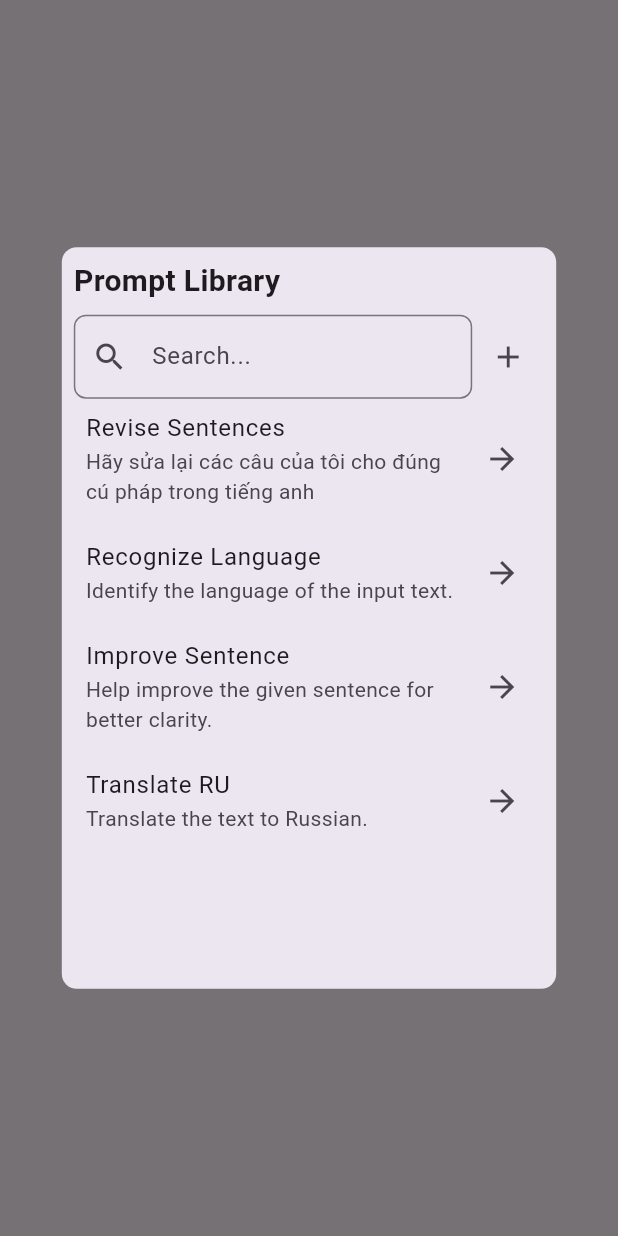
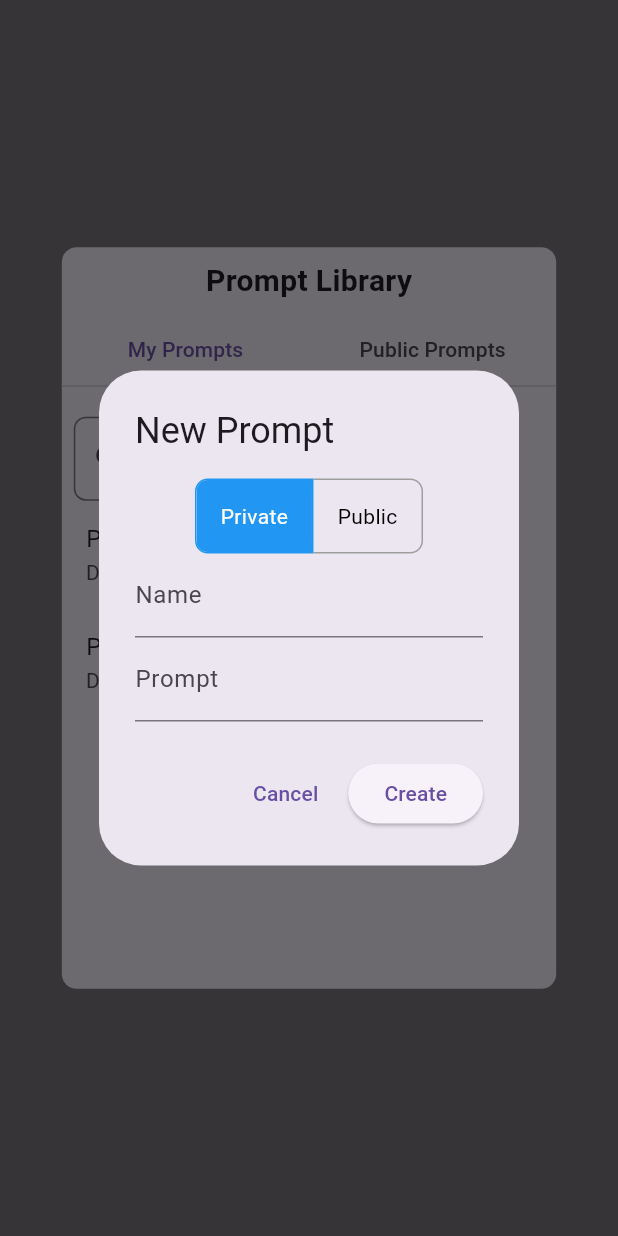
Before and after one commit to ginganotnigg/BoND_AI_Copilot, a Flutter app: what showPublicPromptDialog() shows on an empty page, opened directly, after a tap on the "add" icon, on a phone screen of 412 x 824 dp. Run offline on Flutter 3.47's test engine with Material 3 defaults, Android fonts, the phone set to English and light mode, and no system bars; our stand-ins replace go_router; Roboto replaces fonts that are missing (Muli).

Commit message:
feat: mock ui manage prompt

```diff
--- a/lib/utils/home_utils.dart
+++ b/lib/utils/home_utils.dart
@@ -107,6 +107,17 @@ void showPromptDialog(BuildContext context, String promptTitle) {
 }
 
 void showPublicPromptDialog(BuildContext context) {
+  List<Map<String, String>> publicPrompts = [
+    {'name': 'Prompt 1', 'description': 'Description for Prompt 1'},
+    {'name': 'Prompt 2', 'description': 'Description for Prompt 2'},
+  ];
+  List<Map<String, String>> privatePrompts = [
+    {'name': 'Prompt 1', 'description': 'Description for Prompt 1'},
+    {'name': 'Prompt 2', 'description': 'Description for Prompt 2'},
+  ];
+
+  String searchText = '';
+
   showDialog(
     context: context,
     builder: (BuildContext context) {
@@ -114,11 +125,12 @@ void showPublicPromptDialog(BuildContext context) {
         shape: RoundedRectangleBorder(
           borderRadius: BorderRadius.circular(10),
         ),
+        child: DefaultTabController(
+          length: 2,
           child: SizedBox(
             width: MediaQuery.of(context).size.width * 0.8,
             height: MediaQuery.of(context).size.height * 0.6,
             child: Column(
-            crossAxisAlignment: CrossAxisAlignment.start,
               children: [
                 const Padding(
                   padding: EdgeInsets.all(8.0),
@@ -127,12 +139,43 @@ void showPublicPromptDialog(BuildContext context) {
                     style: TextStyle(fontSize: 20, fontWeight: FontWeight.bold),
                   ),
                 ),
+                const TabBar(
+                  tabs: [
+                    Tab(text: 'My Prompts'),
+                    Tab(text: 'Public Prompts'),
+                  ],
+                ),
+                Expanded(
+                  child: TabBarView(
+                    children: [
+                      _buildPromptList(context, publicPrompts, searchText),
+                      _buildPromptList(context, privatePrompts, searchText),
+                    ],
+                  ),
+                ),
+              ],
+            ),
+          ),
+        ),
+      );
+    },
+  );
+}
+
+Widget _buildPromptList(BuildContext context, List<Map<String, String>> prompts,
+    String searchText) {
+  return Column(
+    children: [
+      const SizedBox(height: 20),
       Padding(
         padding: const EdgeInsets.symmetric(horizontal: 8.0),
         child: Row(
           children: [
             Expanded(
               child: TextField(
+                onChanged: (value) {
+                  searchText = value;
+                },
                 decoration: InputDecoration(
                   hintText: "Search...",
                   prefixIcon: const Icon(Icons.search),
@@ -145,7 +188,7 @@ void showPublicPromptDialog(BuildContext context) {
             IconButton(
               icon: const Icon(Icons.add),
               onPressed: () {
-                        // Logic for adding new prompt
+                _showAddPromptDialog(context);
               },
             ),
           ],
@@ -153,35 +196,184 @@ void showPublicPromptDialog(BuildContext context) {
       ),
       Expanded(
         child: ListView(
+          children: prompts
+              .where((prompt) => prompt['name']!
+                  .toLowerCase()
+                  .contains(searchText.toLowerCase()))
+              .map((prompt) => _buildPromptTile(context, prompt))
+              .toList(),
+        ),
+      ),
+    ],
+  );
+}
+
+Widget _buildPromptTile(BuildContext context, Map<String, String> prompt) {
+  return ListTile(
+    title: Text(prompt['name']!),
+    subtitle: Text(prompt['description']!),
+    trailing: Row(
+      mainAxisSize: MainAxisSize.min,
       children: [
-                    _buildPromptTile("Revise Sentences",
-                        "Hãy sửa lại các câu của tôi cho đúng cú pháp trong tiếng anh"),
-                    _buildPromptTile("Recognize Language",
-                        "Identify the language of the input text."),
-                    _buildPromptTile("Improve Sentence",
-                        "Help improve the given sentence for better clarity."),
-                    _buildPromptTile(
-                        "Translate RU", "Translate the text to Russian."),
-                    // More prompt tiles...
+        IconButton(
+          icon: const Icon(Icons.edit),
+          onPressed: () {
+            _showEditPromptDialog(context, prompt);
+          },
+        ),
+        IconButton(
+          icon: const Icon(Icons.delete),
+          onPressed: () {
+            // Logic for deleting the prompt
+          },
+        ),
       ],
+    ),
+  );
+}
+
+void _showAddPromptDialog(BuildContext context) {
+  String name = '';
+  String prompt = '';
+  bool isPrivate = true;
+
+  showDialog(
+    context: context,
+    builder: (BuildContext context) {
+      return AlertDialog(
+        title: const Text("New Prompt"),
+        content: Column(
+          mainAxisSize: MainAxisSize.min,
+          children: [
+            ToggleButtons(
+              isSelected: [isPrivate, !isPrivate],
+              onPressed: (int index) {
+                isPrivate = index == 0;
+                // Trigger a rebuild
+                (context as Element).markNeedsBuild();
+              },
+              color: Colors.black,
+              selectedColor: Colors.white,
+              fillColor: Colors.blue,
+              borderColor: Colors.grey,
+              selectedBorderColor: Colors.blue,
+              borderRadius: BorderRadius.circular(8.0),
+              children: const [
+                Padding(
+                  padding: EdgeInsets.symmetric(horizontal: 16.0),
+                  child: Text("Private"),
+                ),
+                Padding(
+                  padding: EdgeInsets.symmetric(horizontal: 16.0),
+                  child: Text("Public"),
+                ),
+              ],
+            ),
+            TextField(
+              onChanged: (value) => name = value,
+              decoration: const InputDecoration(
+                labelText: 'Name',
+                hintText: 'Name of the prompt',
+              ),
+            ),
+            TextField(
+              onChanged: (value) => prompt = value,
+              decoration: const InputDecoration(
+                labelText: 'Prompt',
+                hintText: 'Prompt content',
               ),
             ),
           ],
         ),
+        actions: [
+          TextButton(
+            onPressed: () => Navigator.pop(context),
+            child: const Text("Cancel"),
           ),
+          ElevatedButton(
+            onPressed: () {
+              // Implement your add prompt logic here
+              // e.g., addPrompt(name, prompt, isPrivate);
+              Navigator.pop(context);
+            },
+            child: const Text("Create"),
+          ),
+        ],
       );
     },
   );
 }
 
-// Helper function to build individual prompt tiles
-Widget _buildPromptTile(String title, String description) {
-  return ListTile(
-    title: Text(title),
-    subtitle: Text(description),
-    trailing: const Icon(Icons.arrow_forward),
-    onTap: () {
-      // Handle prompt selection logic
+void _showEditPromptDialog(BuildContext context, Map<String, String> prompt) {
+  String name = prompt['name'] ?? '';
+  String content = prompt['description'] ?? '';
+  bool isPrivate = prompt['type'] == 'private';
+
+  showDialog(
+    context: context,
+    builder: (BuildContext context) {
+      return AlertDialog(
+        title: const Text("Update Prompt"),
+        content: Column(
+          mainAxisSize: MainAxisSize.min,
+          children: [
+            ToggleButtons(
+              isSelected: [isPrivate, !isPrivate],
+              onPressed: (int index) {
+                isPrivate = index == 0;
+                // Trigger a rebuild
+                (context as Element).markNeedsBuild();
+              },
+              color: Colors.black,
+              selectedColor: Colors.white,
+              fillColor: Colors.blue,
+              borderColor: Colors.grey,
+              selectedBorderColor: Colors.blue,
+              borderRadius: BorderRadius.circular(8.0),
+              children: const [
+                Padding(
+                  padding: EdgeInsets.symmetric(horizontal: 16.0),
+                  child: Text("Private"),
+                ),
+                Padding(
+                  padding: EdgeInsets.symmetric(horizontal: 16.0),
+                  child: Text("Public"),
+                ),
+              ],
+            ),
+            TextField(
+              onChanged: (value) => name = value,
+              controller: TextEditingController(text: name),
+              decoration: const InputDecoration(
+                labelText: 'Name',
+                hintText: 'Name of the prompt',
+              ),
+            ),
+            TextField(
+              onChanged: (value) => content = value,
+              controller: TextEditingController(text: content),
+              decoration: const InputDecoration(
+                labelText: 'Prompt',
+                hintText: 'Prompt content',
+              ),
+            ),
+          ],
+        ),
+        actions: [
+          TextButton(
+            onPressed: () => Navigator.pop(context),
+            child: const Text("Cancel"),
+          ),
+          ElevatedButton(
+            onPressed: () {
+              // Implement your update prompt logic here
+              // e.g., updatePrompt(name, content, isPrivate);
+              Navigator.pop(context);
+            },
+            child: const Text("Save"),
+          ),
+        ],
+      );
     },
   );
 }
```
Lines whose indentation alone changed are shown as unchanged.
